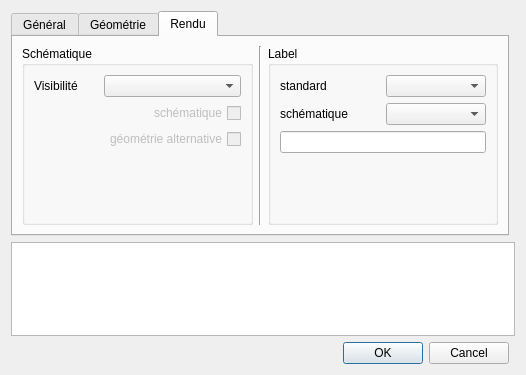
Above: qgis-project/ui_forms/valve.ui from qwat/QWAT before the change. Below: the same form after it.
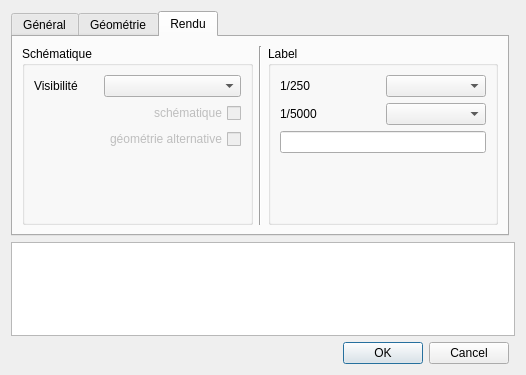
That is the form after the change. The open tabs and pages were chosen to show the change.

Commit message: fix project + forms

What changed in the file:
```diff
--- a/qgis-project/ui_forms/valve.ui
+++ b/qgis-project/ui_forms/valve.ui
@@ -389,7 +389,7 @@
           <item row="0" column="0">
            <widget class="QLabel" name="label_17">
             <property name="text">
-             <string>standard</string>
+             <string>1/250</string>
             </property>
            </widget>
           </item>
@@ -413,7 +413,7 @@
           <item row="1" column="0">
            <widget class="QLabel" name="label_18">
             <property name="text">
-             <string>schématique</string>
+             <string>1/5000</string>
             </property>
            </widget>
           </item>
```
Left out of the diff: 4 changed lines with no effect on the pictures. The commit also changes 3 other files.
